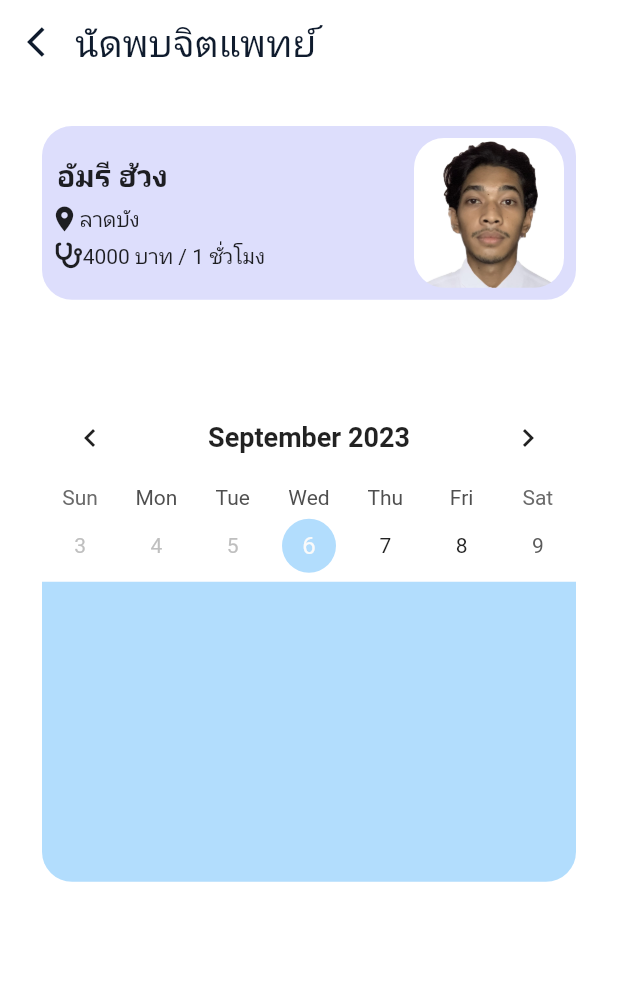
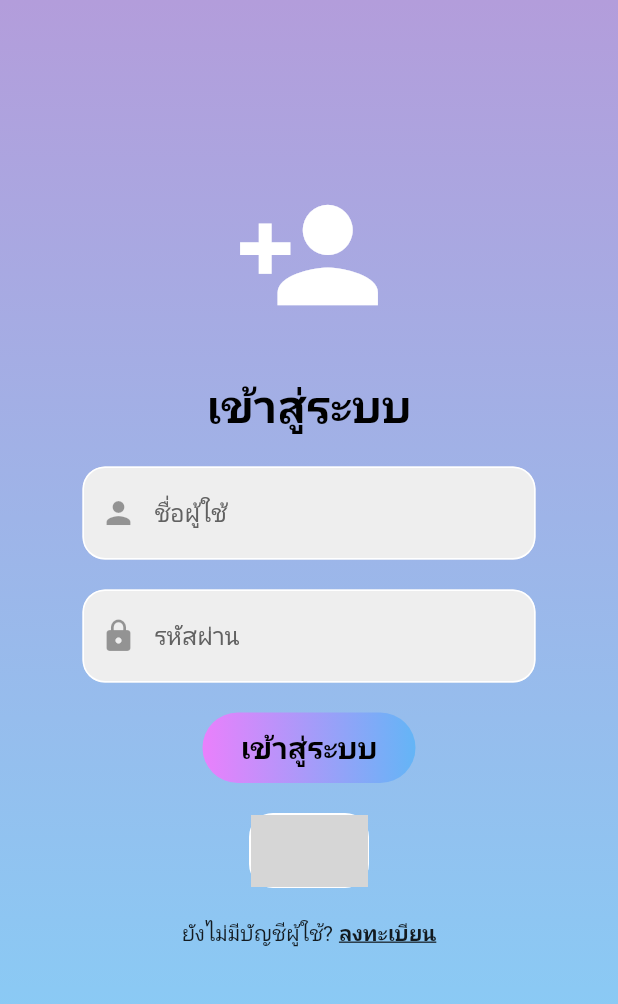
Before and after one commit to TelephyApp/Telephy_frontend, a Flutter app: the screen it shows after launch, on a phone screen of 412 x 824 dp. Shown: the top 1004 px of the screen. Run offline on Flutter 3.47's test engine with Material 2 defaults, Android fonts, the phone set to English and light mode, and no system bars; drawn by our look-alikes of table_calendar; our stand-ins replace font_awesome_flutter; grey boxes are pictures that could not be loaded.

Commit message:
login page

```diff
--- a/lib/main.dart
+++ b/lib/main.dart
@@ -3,6 +3,7 @@ import 'package:telephy/main_layout.dart';
 import 'package:telephy/screens/auth_screen.dart';
 import 'package:telephy/screens/booking_screen.dart';
 import 'package:telephy/screens/chatlogs_screen.dart';
+import 'package:telephy/screens/login_screen.dart';
 import 'package:telephy/screens/profile_screen.dart';
 import 'package:telephy/screens/register_screen.dart';
 import 'package:telephy/utils/config.dart';
@@ -45,7 +46,7 @@ class MyApp extends StatelessWidget {
           type: BottomNavigationBarType.fixed,
         ),
       ),
-      initialRoute: 'booking',
+      initialRoute: 'login',
       routes: {
         '/': (context) => const AuthScreen(),
         'main': (context) => const MainLayout(),
@@ -53,6 +54,7 @@ class MyApp extends StatelessWidget {
         'profile': (context) => const ProfileScreen(),
         'register': (context) => const RegisterScreen(),
         'booking': (context) => const BookingScreen(),
+        'login': (context) => const LoginPage(),
       },
     );
   }
--- /dev/null
+++ b/lib/screens/login_screen.dart
@@ -0,0 +1,141 @@
+// ignore_for_file: prefer_const_literals_to_create_immutables, prefer_const_constructors
+
+import 'package:flutter/material.dart';
+import 'package:telephy/widgets/button_login.dart';
+import 'package:telephy/widgets/textfield_login.dart';
+import 'package:telephy/widgets/square_tile.dart';
+
+class LoginPage extends StatefulWidget {
+  const LoginPage({super.key});
+
+  @override
+  State<LoginPage> createState() => _LoginPageState();
+}
+
+class _LoginPageState extends State<LoginPage> {
+  // text editing controllers
+  final _usernameController = TextEditingController();
+  final _passwordController = TextEditingController();
+  bool obsecurePass = true;
+
+  // sign user in method
+  void signUserIn() {}
+
+  @override
+  Widget build(BuildContext context) {
+    return Container(
+        // wrap Container ไว้เพื่อทำสีแบบ gradient
+        decoration: BoxDecoration(
+            gradient: LinearGradient(
+                begin: Alignment.topCenter,
+                end: Alignment.bottomCenter,
+                colors: [
+              Colors.deepPurple.shade200,
+              Colors.lightBlue.shade200
+            ])),
+        child: Scaffold(
+          // นี่คือตัวจัด layout หลัก
+          backgroundColor: Colors.transparent,
+          body: SafeArea(
+            // wrap Column ไว้ทำให้ไม่ทับขอบบน
+            child: Center(
+              child: Column(
+                children: [
+                  // sizedbox = ทำที่ว่าง
+                  const SizedBox(
+                    height: 120,
+                  ),
+                  // logo
+                  Icon(
+                    Icons.person_add,
+                    size: 100,
+                    color: Colors.white,
+                  ),
+
+                  const SizedBox(
+                    height: 30,
+                  ),
+
+                  // top text
+                  Text(
+                    'เข้าสู่ระบบ',
+                    style: TextStyle(
+                      color: Colors.black,
+                      fontSize: 30,
+                      fontWeight: FontWeight.bold,
+                    ),
+                  ),
+
+                  const SizedBox(
+                    height: 20,
+                  ),
+
+                  // username textfield
+                  MyTextField(
+                    controller: _usernameController,
+                    prefixIcon: Icon(Icons.person),
+                    hintText: 'ชื่อผู้ใช้',
+                    obscureText: false,
+                  ),
+
+                  const SizedBox(
+                    height: 20,
+                  ),
+
+                  // password textfield
+                  MyTextField(
+                    controller: _passwordController,
+                    prefixIcon: Icon(Icons.lock),
+                    hintText: 'รหัสผ่าน',
+                    obscureText: true,
+                  ),
+
+                  const SizedBox(
+                    height: 20,
+                  ),
+
+                  // ปุ่ม sign in
+                  MyButton(
+                    onTap: signUserIn,
+                  ),
+
+                  const SizedBox(
+                    height: 20,
+                  ),
+
+                  // google sign in button
+                  Row(
+                    mainAxisAlignment: MainAxisAlignment.center,
+                    children: [
+                      SquareTile(imagePath: 'assets/google.png'),
+                    ],
+                  ),
+
+                  const SizedBox(
+                    height: 20,
+                  ),
+
+                  // register text
+                  Row(
+                    mainAxisAlignment: MainAxisAlignment.center,
+                    children: [
+                      Text('ยังไม่มีบัญชีผู้ใช้?'),
+                      const SizedBox(
+                        width: 4,
+                      ),
+                      Text(
+                        'ลงทะเบียน',
+                        style: TextStyle(
+                          decoration: TextDecoration.underline,
+                          fontWeight: FontWeight.bold
+                        ),
+                      ),
+                    ],
+                  )
+                ],
+              ),
+            ),
+          ),
+        ));
+  }
+}
--- /dev/null
+++ b/lib/widgets/button_login.dart
@@ -0,0 +1,35 @@
+import 'package:flutter/material.dart';
+
+class MyButton extends StatelessWidget {
+  final Function()? onTap;
+
+  const MyButton({super.key, required this.onTap});
+
+  @override
+  Widget build(BuildContext context) {
+    return GestureDetector(
+      onTap: onTap,
+      child: Container(
+        padding: EdgeInsets.all(10),
+        margin: EdgeInsets.symmetric(horizontal: 135),
+        decoration: BoxDecoration(
+          borderRadius: BorderRadius.circular(50),
+          gradient: LinearGradient(
+              begin: Alignment.bottomLeft,
+              end: Alignment.bottomRight,
+              colors: [Colors.purpleAccent.shade100, Colors.blue.shade300]),
+        ),
+        child: Center(
+          child: Text(
+            'เข้าสู่ระบบ',
+            style: TextStyle(
+              color: Colors.black,
+              fontSize: 20,
+              fontWeight: FontWeight.bold,
+            ),
+          ),
+        ),
+      ),
+    );
+  }
+}
--- /dev/null
+++ b/lib/widgets/square_tile.dart
@@ -0,0 +1,22 @@
+import 'package:flutter/material.dart';
+
+class SquareTile extends StatelessWidget {
+  final String imagePath;
+  const SquareTile({super.key, required this.imagePath});
+
+  @override
+  Widget build(BuildContext context) {
+    return Container(
+      decoration: BoxDecoration(
+        border: Border.all(color: Colors.white),
+        borderRadius: BorderRadius.circular(16),
+        color: Colors.white,
+      ),
+      child: Image.asset(
+        imagePath,
+      ),
+      height: 50,
+      width: 80,
+    );
+  }
+}
--- /dev/null
+++ b/lib/widgets/textfield_login.dart
@@ -0,0 +1,40 @@
+import 'package:flutter/material.dart';
+
+class MyTextField extends StatelessWidget {
+  final controller;
+  final prefixIcon;
+  final String hintText;
+  final bool obscureText;
+
+  const MyTextField({
+    super.key,
+    required this.controller,
+    required this.prefixIcon,
+    required this.hintText,
+    required this.obscureText,
+  });
+
+  @override
+  Widget build(BuildContext context) {
+    return Padding(
+      padding: const EdgeInsets.symmetric(horizontal: 55.0,vertical: 0.0,),
+      child: TextField(
+        controller: controller,
+        obscureText: obscureText,
+        decoration: InputDecoration(
+          enabledBorder: OutlineInputBorder(
+              borderSide: BorderSide(color: Colors.white),
+              borderRadius: BorderRadius.circular(15.0)),
+          focusedBorder: OutlineInputBorder(
+              borderSide: BorderSide(color: Colors.grey.shade400),
+              borderRadius: BorderRadius.circular(15.0)),
+          prefixIcon: prefixIcon,
+          fillColor: Colors.grey.shade200,
+          filled: true,
+          hintText: hintText,
+          hintStyle: TextStyle(color: Colors.grey.shade700),
+        ),
+      ),
+    );
+  }
+}
```
